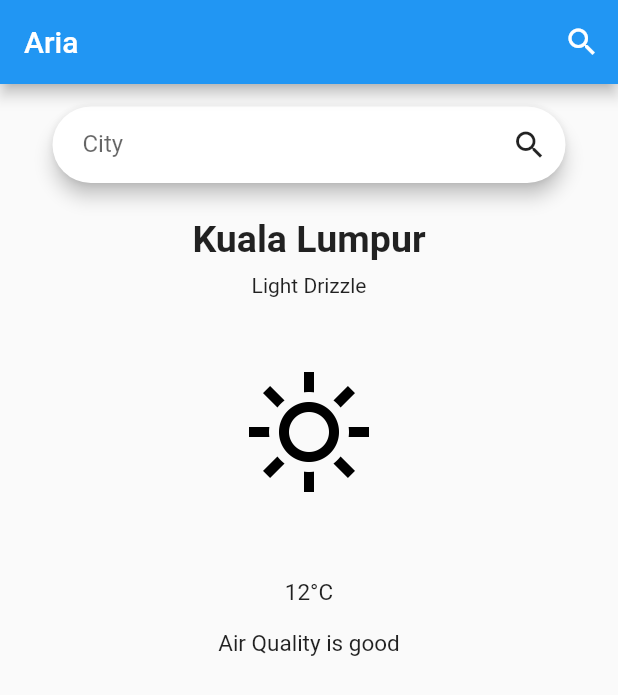
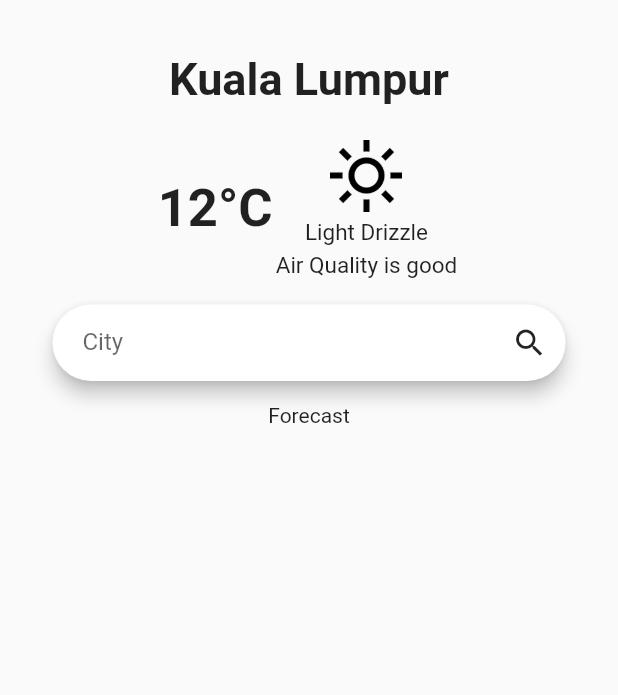
Before and after one commit to kzkit/aria, a Flutter app: the screen it shows after launch, on a phone screen of 412 x 824 dp. Shown: the top 695 px of the screen. Run offline on Flutter 3.47's test engine with Material 2 defaults, Android fonts, the phone set to English and light mode, and no system bars.

Commit message:
changed UI + added forecast widget

```diff
--- a/lib/provider/weather_data.dart
+++ b/lib/provider/weather_data.dart
@@ -1,21 +1,20 @@
 import 'dart:convert';
 
+import 'package:flutter/material.dart';
 import '../model/weather.dart';
 import 'package:http/http.dart' as http;
-import 'package:flutter/material.dart';
 
 class WeatherData with ChangeNotifier {
   List<Weather> _weatherList = [];
+  var _token = '25712e0e3821a9a40e018e18fd2d8d9783cf7d90';
 
   List<Weather> get getWeatherData {
     return [..._weatherList];
   }
 
   void getCityData(cityName) async {
-    final token = 'x';
-    var url = Uri.parse('https://api.waqi.info/feed/$cityName/?token=$token');
-
-    var response = await http.get(url);
+    var uri = Uri.parse('https://api.waqi.info/feed/$cityName/?token=$_token');
+    var response = await http.get(uri);
     print(json.decode(response.body));
   }
 }
--- a/lib/screen/main_screen.dart
+++ b/lib/screen/main_screen.dart
@@ -1,4 +1,5 @@
 import 'package:aria/widgets/city_selection.dart';
+import 'package:aria/widgets/forecast.dart';
 import 'package:aria/widgets/weather.dart';
 import 'package:flutter/material.dart';
 
@@ -6,20 +7,15 @@ class MainScreen extends StatelessWidget {
   @override
   Widget build(BuildContext context) {
     return Scaffold(
-      appBar: AppBar(
-        title: Text('Aria'),
-        actions: [
-          IconButton(
-            icon: Icon(Icons.search),
-            onPressed: () {},
-          ),
-        ],
-      ),
-      body: ListView(
-        children: [
-          CitySelection(),
-          Weather(),
-        ],
+      body: SafeArea(
+        child: Column(
+          mainAxisSize: MainAxisSize.min,
+          children: [
+            Weather(),
+            CitySelection(),
+            Forecast(),
+          ],
+        ),
       ),
     );
   }
--- a/lib/widgets/city_selection.dart
+++ b/lib/widgets/city_selection.dart
@@ -9,6 +9,7 @@ class CitySelection extends StatefulWidget {
 
 class _CitySelectionState extends State<CitySelection> {
   final TextEditingController _textController = TextEditingController();
+  final FocusNode _cityFocus = FocusNode();
 
   void _getCityData() {
     Provider.of<WeatherData>(context, listen: false)
@@ -30,6 +31,8 @@ class _CitySelectionState extends State<CitySelection> {
               child: Padding(
                 padding: const EdgeInsets.only(left: 20),
                 child: TextFormField(
+                  focusNode: _cityFocus,
+                  textInputAction: TextInputAction.done,
                   controller: _textController,
                   decoration: InputDecoration(
                     isDense: true,
@@ -41,6 +44,10 @@ class _CitySelectionState extends State<CitySelection> {
                     errorBorder: InputBorder.none,
                     disabledBorder: InputBorder.none,
                   ),
+                  onFieldSubmitted: (value) {
+                    _cityFocus.unfocus();
+                    _getCityData();
+                  },
                 ),
               ),
             ),
--- /dev/null
+++ b/lib/widgets/forecast.dart
@@ -0,0 +1,10 @@
+import 'package:flutter/material.dart';
+
+class Forecast extends StatelessWidget {
+  @override
+  Widget build(BuildContext context) {
+    return Container(
+      child: Text('Forecast'),
+    );
+  }
+}
--- a/lib/widgets/weather.dart
+++ b/lib/widgets/weather.dart
@@ -6,33 +6,46 @@ class Weather extends StatelessWidget {
     return Column(
       children: [
         Padding(
-          padding: const EdgeInsets.all(8.0),
+          padding: const EdgeInsets.only(
+            top: 35,
+            bottom: 20,
+          ),
           child: Text(
             'Kuala Lumpur',
-            style: TextStyle(fontSize: 25, fontWeight: FontWeight.bold),
+            style: TextStyle(fontSize: 30, fontWeight: FontWeight.bold),
             textAlign: TextAlign.center,
           ),
         ),
         Padding(
           padding: const EdgeInsets.all(0.0),
-          child: Text('Light Drizzle'),
+          child: Row(
+            crossAxisAlignment: CrossAxisAlignment.center,
+            mainAxisAlignment: MainAxisAlignment.center,
+            children: [
+              Text(
+                '12°C',
+                style: TextStyle(fontSize: 35, fontWeight: FontWeight.bold),
+                textAlign: TextAlign.center,
+              ),
+              Column(
+                children: [
+                  Padding(
+                    padding: const EdgeInsets.all(3.0),
+                    child: Image.asset(
+                      'assets/sunny.png',
+                      scale: 5,
+                    ),
                   ),
                   Padding(
-            padding: const EdgeInsets.all(50.0),
-            child: Image.asset(
-              'assets/sunny.png',
-              scale: 3,
-            )),
-        Padding(
-          padding: const EdgeInsets.all(8.0),
+                    padding: const EdgeInsets.all(2.0),
                     child: Text(
-            '12°C',
+                      'Light Drizzle',
                       style: TextStyle(fontSize: 15),
                       textAlign: TextAlign.center,
                     ),
                   ),
                   Padding(
-          padding: const EdgeInsets.all(8.0),
+                    padding: const EdgeInsets.all(2.0),
                     child: Text(
                       'Air Quality is good',
                       style: TextStyle(fontSize: 15),
@@ -40,6 +53,11 @@ class Weather extends StatelessWidget {
                     ),
                   )
                 ],
+              )
+            ],
+          ),
+        ),
+      ],
     );
   }
 }
```
Lines whose indentation alone changed are shown as unchanged.
